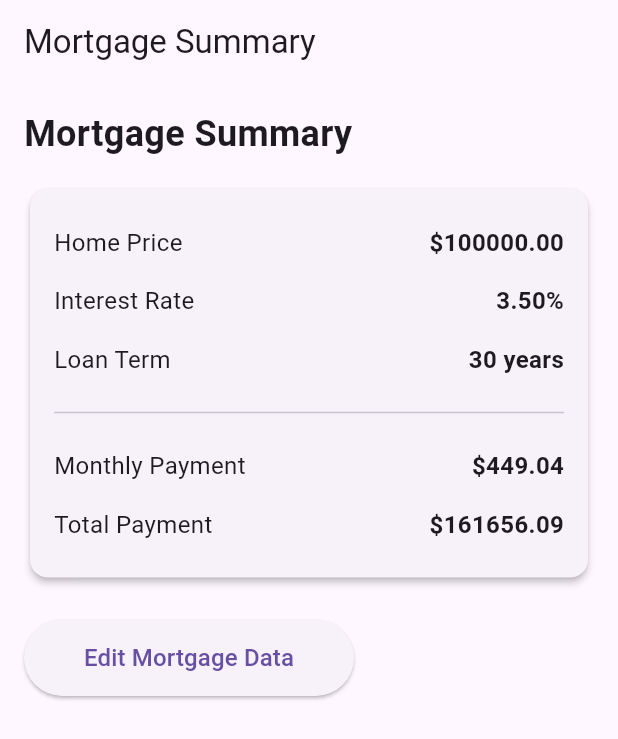
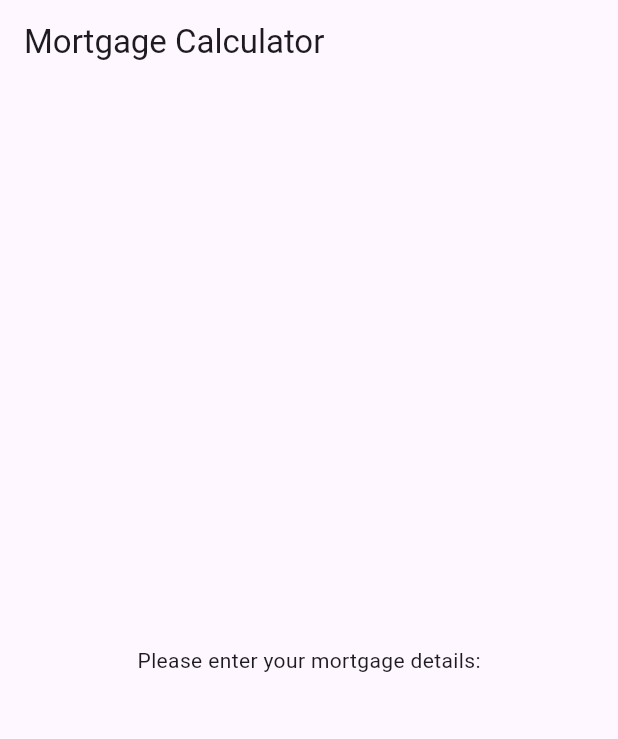
Before and after one commit to Bryant-100/VSCode_Projects, a Flutter app: the screen it shows after launch, on a phone screen of 412 x 824 dp. Shown: the top 739 px of the screen. Run offline on Flutter 3.47's test engine with Material 3 defaults, Android fonts, the phone set to English and light mode, and no system bars; our stand-ins replace shared_preferences; missing offline and left inert: mortgage_calculator_provider_app.

Commit message:
Create a separate mortgage calculator w Provider

```diff
--- a/lib/main.dart
+++ b/lib/main.dart
@@ -1,108 +1,46 @@
 import 'package:flutter/material.dart';
+import 'package:provider/provider.dart';
+import 'package:mortgage_calculator_provider_app/mortgage_provider.dart';
 
-import 'mortgage.dart';
-import 'mortgage_edit_screen.dart';
+void main() {
+  runApp(
+    ChangeNotifierProvider(
+      create: (_) => MortgageProvider(),
+      child: const MyApp(),
+    ),
+  );
+}
 
-void main() => runApp(const MortgageApp());
+Widget build(BuildContext context) {
+  return MaterialApp(
+    title: 'Mortgage Calculator',
+    home: const MyHomePage(),
+  );
+}
 
-class MortgageApp extends StatelessWidget {
-  const MortgageApp({super.key});
+class MyApp extends StatelessWidget {
+  const MyApp({super.key});
 
   @override
   Widget build(BuildContext context) {
     return MaterialApp(
       title: 'Mortgage Calculator',
-      theme: ThemeData(primarySwatch: Colors.blue),
-      home: const MortgageSummaryScreen(),
+      home: const MyHomePage(),
     );
   }
 }
 
-class MortgageSummaryScreen extends StatefulWidget {
-  const MortgageSummaryScreen({super.key});
-
-  @override
-  State<MortgageSummaryScreen> createState() => _MortgageSummaryScreenState();
-}
-
-class _MortgageSummaryScreenState extends State<MortgageSummaryScreen> {
-  Mortgage _mortgage = Mortgage();
-
-  Future<void> _editMortgage() async {
-    final updatedMortgage = await Navigator.push<Mortgage>(
-      context,
-      MaterialPageRoute(
-        builder: (context) => EditMortgageScreen(
-          mortgage: Mortgage(
-            amount: _mortgage.amount,
-            years: _mortgage.years,
-            rate: _mortgage.rate,
-          ),
-        ),
-      ),
-    );
-
-    if (updatedMortgage != null) {
-      setState(() {
-        _mortgage = updatedMortgage;
-      });
-    }
-  }
-
-  Widget _buildSummaryRow(String label, String value) {
-    return Padding(
-      padding: const EdgeInsets.symmetric(vertical: 8),
-      child: Row(
-        mainAxisAlignment: MainAxisAlignment.spaceBetween,
-        children: [
-          Text(label, style: const TextStyle(fontSize: 16)),
-          Text(value, style: const TextStyle(fontSize: 16, fontWeight: FontWeight.bold)),
-        ],
-      ),
-    );
-  }
+class MyHomePage extends StatelessWidget {
+  const MyHomePage({super.key});
 
   @override
   Widget build(BuildContext context) {
     return Scaffold(
-      appBar: AppBar(title: const Text('Mortgage Summary')),
-      body: Padding(
-        padding: const EdgeInsets.all(16),
-        child: Column(
-          crossAxisAlignment: CrossAxisAlignment.start,
-          children: [
-            const Text(
-              'Mortgage Summary',
-              style: TextStyle(fontSize: 24, fontWeight: FontWeight.bold),
-            ),
-            const SizedBox(height: 16),
-            Card(
-              elevation: 2,
-              child: Padding(
-                padding: const EdgeInsets.all(16),
-                child: Column(
-                  crossAxisAlignment: CrossAxisAlignment.start,
-                  children: [
-                    _buildSummaryRow('Home Price', _mortgage.formattedAmount()),
-                    _buildSummaryRow('Interest Rate', '${(_mortgage.rate * 100).toStringAsFixed(2)}%'),
-                    _buildSummaryRow('Loan Term', '${_mortgage.years} years'),
-                    const Divider(height: 32),
-                    _buildSummaryRow('Monthly Payment', _mortgage.formattedMonthlyPayment()),
-                    _buildSummaryRow('Total Payment', _mortgage.formattedTotalPayment()),
-                  ],
-                ),
-              ),
-            ),
-            const SizedBox(height: 24),
-            ElevatedButton(
-              onPressed: _editMortgage,
-              child: const Padding(
-                padding: EdgeInsets.symmetric(vertical: 14, horizontal: 16),
-                child: Text('Edit Mortgage Data', style: TextStyle(fontSize: 16)),
-              ),
-            ),
-          ],
-        ),
+      appBar: AppBar(
+        title: const Text('Mortgage Calculator'),
+      ),
+      body: const Center(
+        child: Text('Please enter your mortgage details:'),
       ),
     );
   }
```
Also changed, not shown: lib/mortgage_provider.dart (added, +60 -0 lines), lib/mortgage_screen.dart (added, +117 -0 lines).
